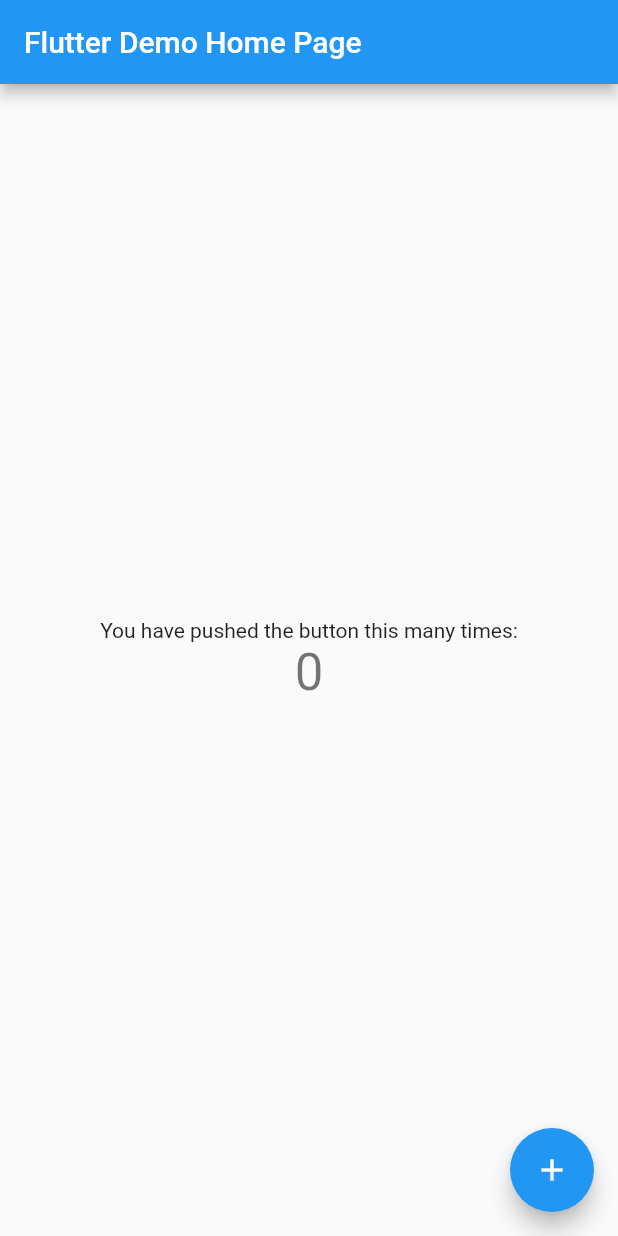
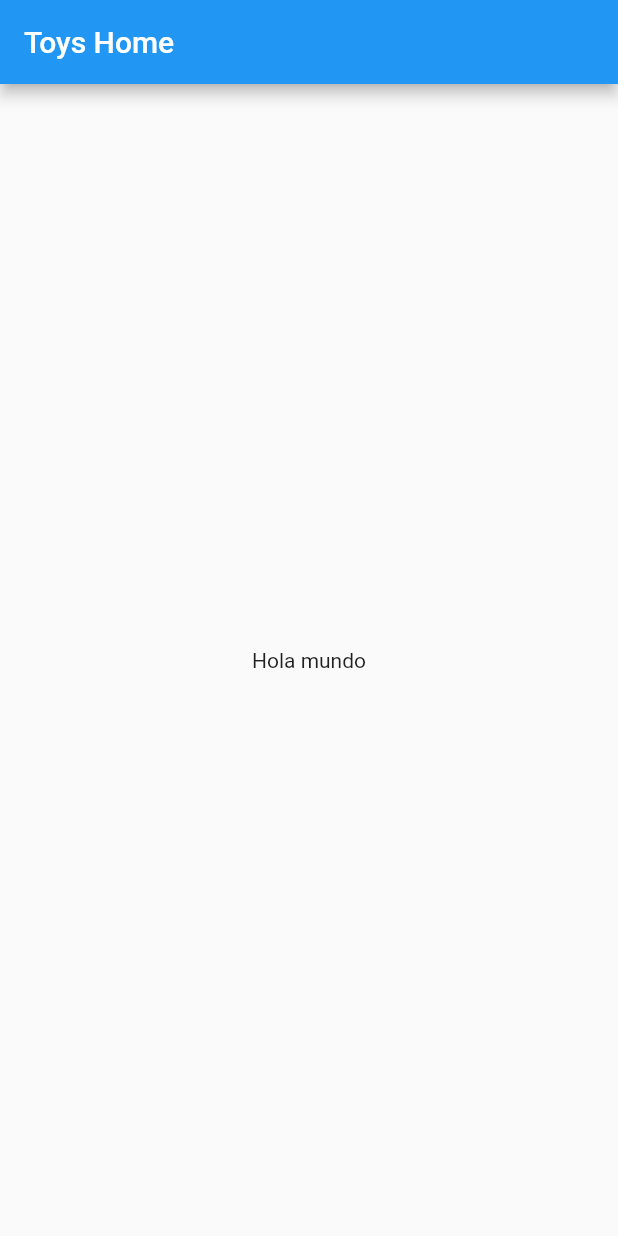
Before and after one commit to sebaslogen/toys_demo, a Flutter app: the screen it shows after launch, on a phone screen of 412 x 824 dp. Run offline on Flutter 3.47's test engine with Material 2 defaults, Android fonts, the light colour scheme and no system bars.

Commit message:
0-intro: Add hello world

```diff
--- /dev/null
+++ b/lib/home/ToysHomePage.dart
@@ -0,0 +1,13 @@
+import 'package:flutter/material.dart';
+import 'package:flutter/widgets.dart';
+
+class ToysHomePage extends StatelessWidget {
+  @override
+  Widget build(BuildContext context) {
+    return Scaffold(
+        appBar: AppBar(
+          title: Text("Toys Home"),
+        ),
+        body: Center(child: Text("Hola mundo")));
+  }
+}
--- a/lib/main.dart
+++ b/lib/main.dart
@@ -1,4 +1,5 @@
 import 'package:flutter/material.dart';
+import 'home/ToysHomePage.dart';
 
 void main() => runApp(MyApp());
 
@@ -20,92 +21,7 @@
         // is not restarted.
         primarySwatch: Colors.blue,
       ),
-      home: MyHomePage(title: 'Flutter Demo Home Page'),
+      home: ToysHomePage(),
     );
   }
 }
-
-class MyHomePage extends StatefulWidget {
-  MyHomePage({Key key, this.title}) : super(key: key);
-
-  // This widget is the home page of your application. It is stateful, meaning
-  // that it has a State object (defined below) that contains fields that affect
-  // how it looks.
-
-  // This class is the configuration for the state. It holds the values (in this
-  // case the title) provided by the parent (in this case the App widget) and
-  // used by the build method of the State. Fields in a Widget subclass are
-  // always marked "final".
-
-  final String title;
-
-  @override
-  _MyHomePageState createState() => _MyHomePageState();
-}
-
-class _MyHomePageState extends State<MyHomePage> {
-  int _counter = 0;
-
-  void _incrementCounter() {
-    setState(() {
-      // This call to setState tells the Flutter framework that something has
-      // changed in this State, which causes it to rerun the build method below
-      // so that the display can reflect the updated values. If we changed
-      // _counter without calling setState(), then the build method would not be
-      // called again, and so nothing would appear to happen.
-      _counter++;
-    });
-  }
-
-  @override
-  Widget build(BuildContext context) {
-    // This method is rerun every time setState is called, for instance as done
-    // by the _incrementCounter method above.
-    //
-    // The Flutter framework has been optimized to make rerunning build methods
-    // fast, so that you can just rebuild anything that needs updating rather
-    // than having to individually change instances of widgets.
-    return Scaffold(
-      appBar: AppBar(
-        // Here we take the value from the MyHomePage object that was created by
-        // the App.build method, and use it to set our appbar title.
-        title: Text(widget.title),
-      ),
-      body: Center(
-        // Center is a layout widget. It takes a single child and positions it
-        // in the middle of the parent.
-        child: Column(
-          // Column is also a layout widget. It takes a list of children and
-          // arranges them vertically. By default, it sizes itself to fit its
-          // children horizontally, and tries to be as tall as its parent.
-          //
-          // Invoke "debug painting" (press "p" in the console, choose the
-          // "Toggle Debug Paint" action from the Flutter Inspector in Android
-          // Studio, or the "Toggle Debug Paint" command in Visual Studio Code)
-          // to see the wireframe for each widget.
-          //
-          // Column has various properties to control how it sizes itself and
-          // how it positions its children. Here we use mainAxisAlignment to
-          // center the children vertically; the main axis here is the vertical
-          // axis because Columns are vertical (the cross axis would be
-          // horizontal).
-          mainAxisAlignment: MainAxisAlignment.center,
-          children: <Widget>[
-            Text(
-              'You have pushed the button this many times:',
-            ),
-            Text(
-              '$_counter',
-              style: Theme.of(context).textTheme.display1,
-            ),
-          ],
-        ),
-      ),
-      floatingActionButton: FloatingActionButton(
-        onPressed: _incrementCounter,
-        tooltip: 'Increment',
-        child: Icon(Icons.add),
-      ), // This trailing comma makes auto-formatting nicer for build methods.
-    );
-  }
-}
```
Also changed, not shown: pubspec.yaml (line endings or trailing spaces).
